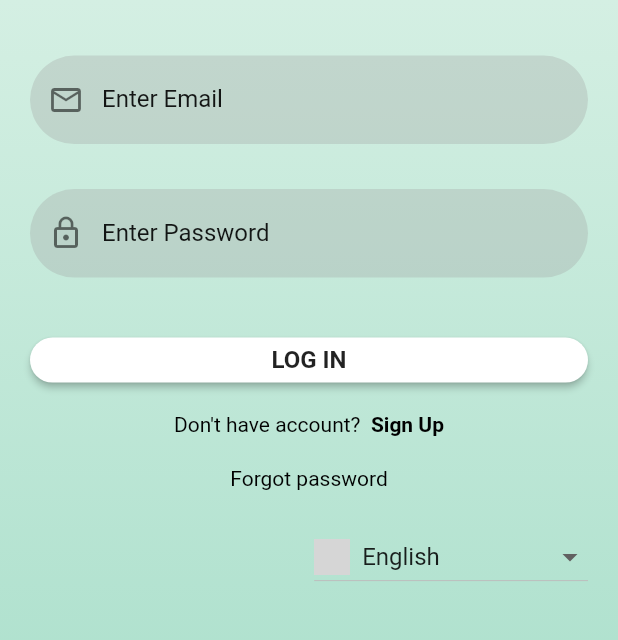
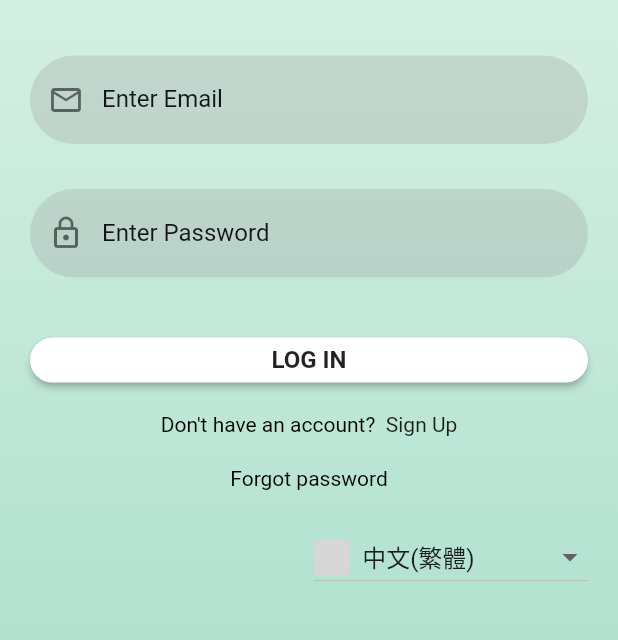
Before and after one commit to StevenX1907/TravelTrip, a Flutter app: the screen it shows after launch, on a phone screen of 412 x 824 dp, the part 560-1200 px from its top. Run offline on Flutter 3.47's test engine with Material 2 defaults, Android fonts, the phone set to English and light mode, and no system bars; our stand-ins replace cached_network_image, carousel_slider, country_code_picker, dio, firebase_auth, firebase_core and 3 more; missing offline and left inert: email_auth, flutter_emoji; accounts and stored records are empty; generated files the repository leaves out were written again; grey boxes are pictures that could not be loaded.

```diff
--- a/lib/l10n/app_en.arb
+++ b/lib/l10n/app_en.arb
@@ -1,4 +1,6 @@
 {
+  "@@locale": "en",
   "enterEmail": "Enter Email",
-  "enterPassword": "Enter Password"
+  "enterPassword": "Enter Password",
+  "signUp": "Sign Up"
 }
--- a/lib/l10n/app_vn.arb
+++ b/lib/l10n/app_vn.arb
@@ -0,0 +1,6 @@
+{
+  "@@locale": "vi",
+  "enterEmail": "Nhập Email",
+  "enterPassword": "Nhập Mật khẩu",
+  "signUp": "Đăng ký"
+}
--- /dev/null
+++ b/lib/l10n/app_zh.arb
@@ -0,0 +1,6 @@
+{
+  "@@locale": "zh",
+  "enterEmail": "請填入電子郵件",
+  "enterPassword": "請填入密碼",
+  "signUp": "註冊"
+}
--- a/lib/main.dart
+++ b/lib/main.dart
@@ -7,6 +7,7 @@ import 'package:travel_trip_application/screens/signin_screen.dart';
 import 'package:travel_trip_application/reusable_widgets/dark_mode.dart';
 import 'package:provider/provider.dart';
 import 'package:flutter_localizations/flutter_localizations.dart';
+import 'package:flutter_gen/gen_l10n/app_localizations.dart';
 import 'package:flutter_dotenv/flutter_dotenv.dart';
 
 void main() async {
@@ -16,15 +17,41 @@ void main() async {
     options: DefaultFirebaseOptions.currentPlatform,
   );
   runApp(
-    ChangeNotifierProvider<DarkModeExample>(
-      create: (context) => DarkModeExample(),
-      child: MyApp(),
+    MaterialApp( // Wrap your app with MaterialApp
+      home: ChangeNotifierProvider<DarkModeExample>(
+        create: (context) => DarkModeExample(),
+        child: MyApp(),
+      ),
     ),
   );
 }
 
-class MyApp extends StatelessWidget {
+class MyApp extends StatefulWidget {
   const MyApp({Key? key});
+
+  static void setLocale(BuildContext context, Locale locale) {
+    _MyAppState state = context.findAncestorStateOfType<_MyAppState>()!;
+    state.setLocale(locale);
+  }
+
+  @override
+  _MyAppState createState() => _MyAppState();
+}
+
+class _MyAppState extends State<MyApp> {
+  late Locale _appLocale;
+
+  @override
+  void initState() {
+    super.initState();
+    _appLocale = Locale('en'); // Initialize with a default locale
+  }
+
+  void setLocale(Locale newLocale) {
+    setState(() {
+      _appLocale = newLocale;
+    });
+  }
 
   @override
   Widget build(BuildContext context) {
@@ -34,6 +61,18 @@ class MyApp extends StatelessWidget {
           : ThemeData.light(),
       themeMode: ThemeMode.system,
       darkTheme: ThemeData.dark(),
+      localizationsDelegates: [
+        AppLocalizations.delegate,
+        GlobalMaterialLocalizations.delegate,
+        GlobalWidgetsLocalizations.delegate,
+        GlobalCupertinoLocalizations.delegate
+      ],
+      locale: _appLocale, // Use the _appLocale to set the locale
+      supportedLocales: [
+        Locale('en'),
+        Locale('zh'),
+        Locale('vi')
+      ],
 
       home: const Scaffold(
         body: SignInScreen(),
--- a/lib/screens/signin_screen.dart
+++ b/lib/screens/signin_screen.dart
@@ -1,13 +1,17 @@
 import 'package:firebase_auth/firebase_auth.dart';
 import 'package:flutter/cupertino.dart';
 import 'package:flutter/material.dart';
+import 'package:intl/intl.dart'; // Import the intl package
 import 'package:provider/provider.dart';
 import 'package:travel_trip_application/screens/signup_screen.dart';
 import 'package:travel_trip_application/screens/utils/utils.dart';
+import 'package:flutter_localizations/flutter_localizations.dart';
+import 'package:flutter_gen/gen_l10n/app_localizations.dart';
 
 import '../reusable_widgets/dark_mode.dart';
 import '../reusable_widgets/reusable_widget.dart';
 import 'home_screen.dart';
+import '../main.dart';
 
 class SignInScreen extends StatefulWidget {
   const SignInScreen({Key? key}) : super(key: key);
@@ -23,7 +27,7 @@ class _SignInScreenState extends State<SignInScreen> {
   bool isDarkMode = false;
   List<DropdownMenuItem<String>> languageItems = [
     DropdownMenuItem(
-      value: 'tw',
+      value: 'zh',
       child: Row(
         children: [
           Image.asset('assets/icons/tw.jfif', width: 24),
@@ -33,7 +37,7 @@ class _SignInScreenState extends State<SignInScreen> {
       ),
     ),
     DropdownMenuItem(
-      value: 'vn',
+      value: 'vi',
       child: Row(
         children: [
           Image.asset('assets/icons/vn.jfif', width: 24),
@@ -63,18 +67,25 @@ class _SignInScreenState extends State<SignInScreen> {
       ),
     ),
     DropdownMenuItem(
-      value: 'us',
+      value: 'en',
       child: Row(
         children: [
           Image.asset('assets/icons/en.jfif', width: 24),
           SizedBox(width: 8),
-          const Text('English '),
+          const Text('English'),
         ],
       ),
     ),
   ];
 
-  String selectedLanguage = 'us';
+  String selectedLanguage = 'zh';
+
+  // Method to change the app's locale based on the selected language
+  void _changeLanguage(String selectedLanguage) {
+    final locale = Locale(selectedLanguage);
+    MyApp.setLocale(context, locale);
+    Intl.defaultLocale = selectedLanguage; // Set the default locale for intl package
+  }
 
   @override
   Widget build(BuildContext context) {
@@ -85,17 +96,21 @@ class _SignInScreenState extends State<SignInScreen> {
         width: MediaQuery.of(context).size.width,
         height: MediaQuery.of(context).size.height,
         decoration: BoxDecoration(
-            gradient: LinearGradient(colors: isDarkMode
+          gradient: LinearGradient(
+            colors: isDarkMode
                 ? [
               Colors.black,
-              Colors.black
+              Colors.black,
             ]
-                :[
+                : [
               hexStringToColor("F1F9F6"),
               hexStringToColor("D1EEE1"),
-              hexStringToColor("AFE1CE")
-            ], begin: Alignment.topCenter, end: Alignment.bottomCenter)),
-
+              hexStringToColor("AFE1CE"),
+            ],
+            begin: Alignment.topCenter,
+            end: Alignment.bottomCenter,
+          ),
+        ),
         child: SingleChildScrollView(
           child: Padding(
             padding: EdgeInsets.fromLTRB(
@@ -106,12 +121,11 @@ class _SignInScreenState extends State<SignInScreen> {
                 const Text(
                   "Travel Trip",
                   style: TextStyle(
-                  color:Colors.black,
+                    color: Colors.black,
                     fontSize: 40,
                     fontFamily: 'DancingScript',
                     fontWeight: FontWeight.bold,
                     fontStyle: FontStyle.italic,
-                  // Add other text style properties as desired
                   ),
                 ),
                 const SizedBox(
@@ -133,13 +147,15 @@ class _SignInScreenState extends State<SignInScreen> {
                       email: emailTextController.text,
                       password: passwordTextController.text)
                       .then((value) {
-                  Navigator.push(context,
-                      MaterialPageRoute(builder: (context) => HomeScreen()));
+                    Navigator.push(
+                      context,
+                      MaterialPageRoute(builder: (context) => HomeScreen()),
+                    );
                   }).onError((error, stackTrace) {
                     print("Error ${error.toString()}");
                   });
                 }),
-              signUpOption(),
+                signUpOption(context),
                 const SizedBox(
                   height: 20,
                 ),
@@ -157,34 +173,36 @@ class _SignInScreenState extends State<SignInScreen> {
                       onChanged: (value) {
                         setState(() {
                           selectedLanguage = value!;
+                          _changeLanguage(selectedLanguage); // Call the method to change the locale
                         });
+                        print(selectedLanguage);
                       },
+                    )
+                  ],
                 ),
               ],
             ),
-
-
-            ],
           ),
-        )),
+        ),
       ),
     );
   }
 
-  Row signUpOption() {
+  Row signUpOption(BuildContext context) {
     return Row(
       mainAxisAlignment: MainAxisAlignment.center,
       children: [
-        const Text("Don't have account?  ",
+        const Text("Don't have an account?  ",
             style: TextStyle(color: Colors.black)),
         GestureDetector(
           onTap: () {
-            Navigator.push(context,
-                MaterialPageRoute(builder: (context) => const SignUpScreen()));
+            Navigator.push(
+              context,
+              MaterialPageRoute(builder: (context) => const SignUpScreen()),
+            );
           },
-          child: const Text(
-            "Sign Up",
-            style: TextStyle(color: Colors.black, fontWeight: FontWeight.bold),
+          child: Text(
+            AppLocalizations.of(context).signUp,
           ),
         )
       ],
@@ -197,7 +215,8 @@ class _SignInScreenState extends State<SignInScreen> {
       children: const [
         Text(
           "Forgot password",
-          style: TextStyle(color: Colors.black, fontWeight: FontWeight.normal),
+          style:
+          TextStyle(color: Colors.black, fontWeight: FontWeight.normal),
         ),
       ],
     );
--- a/pubspec.yaml
+++ b/pubspec.yaml
@@ -38,6 +38,7 @@ dependencies:
   dio: ^5.0.1
   flutter_localizations:
     sdk: flutter
+  intl: any
   carousel_slider: ^4.2.1
   multi_select_flutter: ^4.1.3
   multiselect: ^0.1.0
@@ -83,6 +84,7 @@ dev_dependencies:
 
 # The following section is specific to Flutter packages.
 flutter:
+  generate: true
   uses-material-design: true
   fonts:
     - family: DancingScript
```
Also changed, not shown: lib/reusable_widgets/side_menu.dart (+8 -2 lines), pubspec.lock. Lines whose indentation alone changed are shown as unchanged.
